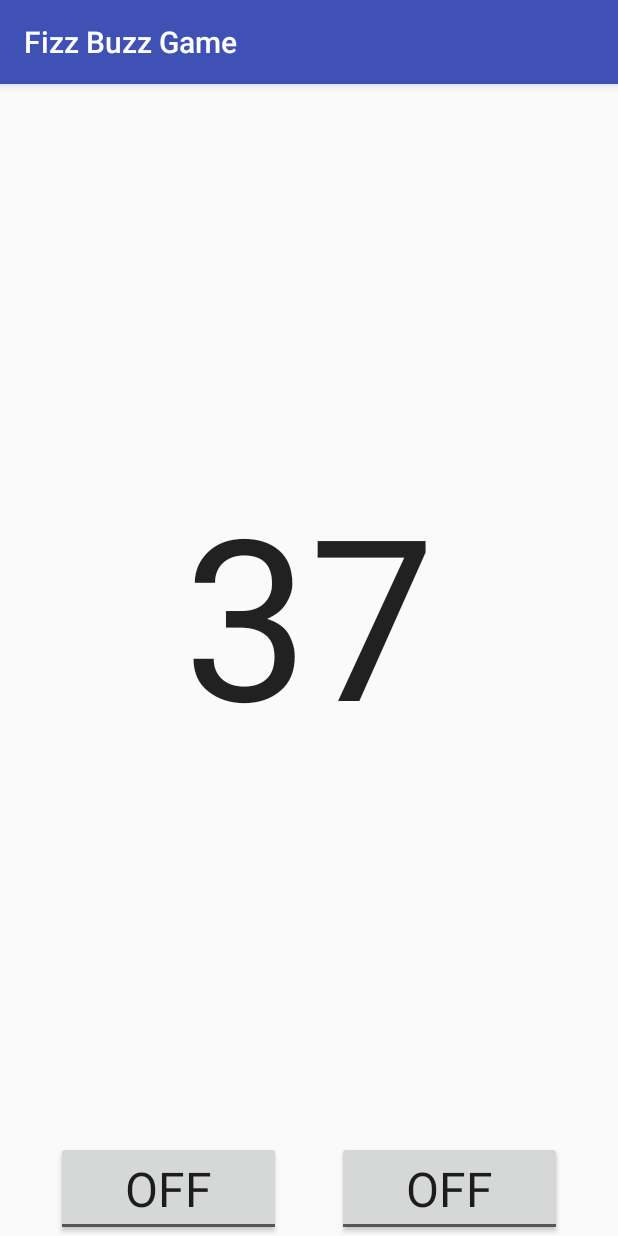
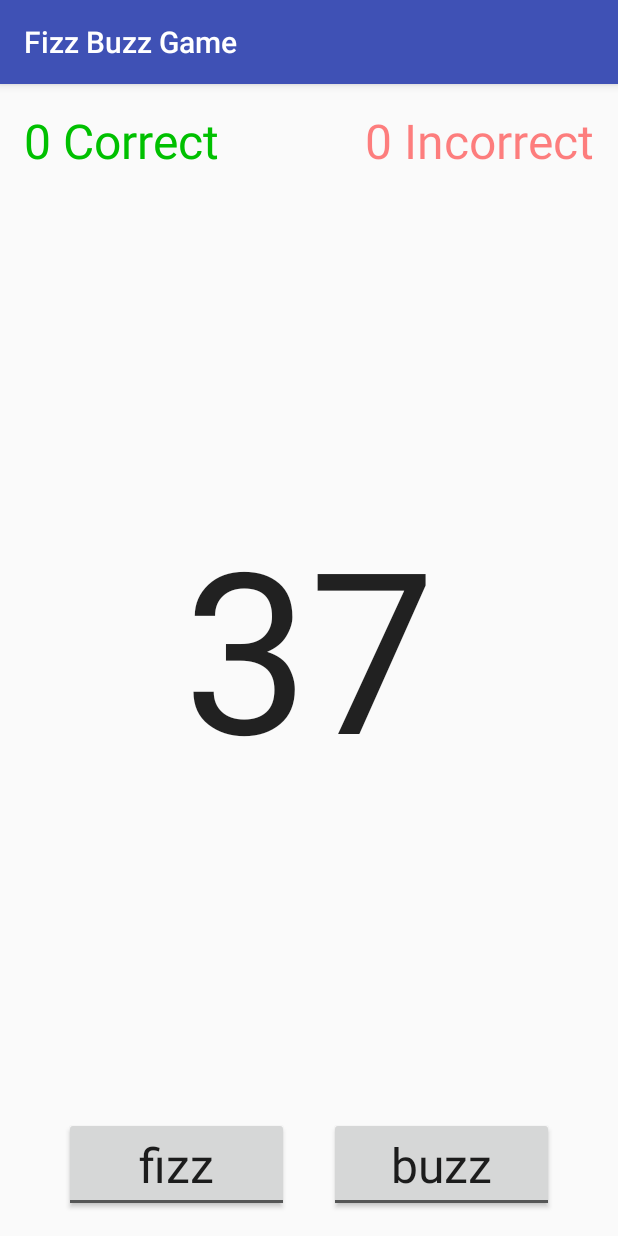
Before and after one commit to alprael/FizzBuzzGame, an Android app: the screen it shows after launch (MainActivity), on a phone screen of 412 x 824 dp. Run offline under Robolectric (Android 15) with nearby library versions, the phone set to English and light mode, and no system bars.

Commit message:
Commit that includes correct and incorrect tallys to the app

```diff
--- a/app/src/main/java/edu/cnm/deepdive/fizzbuzzgame/MainActivity.java
+++ b/app/src/main/java/edu/cnm/deepdive/fizzbuzzgame/MainActivity.java
@@ -3,6 +3,7 @@ package edu.cnm.deepdive.fizzbuzzgame;
 import android.support.v7.app.AppCompatActivity;
 import android.os.Bundle;
 import android.widget.TextView;
+import android.widget.ToggleButton;
 import java.util.Random;
 import java.util.Timer;
 import java.util.TimerTask;
@@ -15,12 +16,20 @@ public class MainActivity extends AppCompatActivity {
   private int value;
   private int correct;
   private int incorrect;
+  private ToggleButton fizzToggle;
+  private ToggleButton buzzToggle;
+  private TextView correctTally;
+  private TextView incorrectTally;
 
   @Override
   protected void onCreate(Bundle savedInstanceState) {
     super.onCreate(savedInstanceState);
     setContentView(R.layout.activity_main);
     valueDisplay = findViewById(R.id.value_display);
+    fizzToggle = findViewById(R.id.Fizz_toggle);
+    buzzToggle = findViewById(R.id.Buzz_toggle);
+    correctTally = findViewById(R.id.correct_tally);
+    incorrectTally = findViewById(R.id.incorrect_tally);
     rng = new Random();
   }
 
@@ -39,8 +48,22 @@ public class MainActivity extends AppCompatActivity {
   }
 
   private void refresh() {
-      value = rng.nextInt(100) + 1;
-      valueDisplay.setText(Integer.toString(value));
+    if (value != 0) {
+      if (
+          ((value % 3 == 0) == fizzToggle.isChecked())
+        && ((value % 5 == 0) == buzzToggle.isChecked())) {
+        correct++;
+      } else {
+        incorrect++;
+      }
+    }
+    correctTally.setText(getString(R.string.correct_tally_format, correct));
+    incorrectTally.setText(getString(R.string.incorrect_tally_format, incorrect));
+    value = rng.nextInt(100) + 1;
+    valueDisplay.setText(Integer.toString(value));
+    fizzToggle.setChecked(false);
+    buzzToggle.setChecked(false);
+
     }
 
     private class UpdateTask extends TimerTask {
--- a/app/src/main/res/layout/activity_main.xml
+++ b/app/src/main/res/layout/activity_main.xml
@@ -5,7 +5,23 @@
   xmlns:tools="http://schemas.android.com/tools"
   android:layout_width="match_parent"
   android:layout_height="match_parent"
+  android:padding="@dimen/layout_padding"
   tools:context=".MainActivity">
+
+  <TextView
+    android:id="@+id/correct_tally"
+    android:layout_width="wrap_content"
+    android:layout_height="wrap_content"
+    style="@style/CorrectTally"
+    app:layout_constraintTop_toTopOf="parent"
+    app:layout_constraintLeft_toLeftOf="parent"/>
+  <TextView
+    android:id="@+id/incorrect_tally"
+    android:layout_width="wrap_content"
+    android:layout_height="wrap_content"
+    style="@style/IncorrectTally"
+    app:layout_constraintTop_toTopOf="parent"
+    app:layout_constraintRight_toRightOf="parent"/>
 
   <TextView
     android:id="@+id/value_display"
@@ -15,11 +31,13 @@
     app:layout_constraintBottom_toTopOf="@+id/Fizz_toggle"
     app:layout_constraintLeft_toLeftOf="parent"
     app:layout_constraintRight_toRightOf="parent"
-    app:layout_constraintTop_toTopOf="parent"/>
+    app:layout_constraintTop_toBottomOf="@id/correct_tally"/>
 
   <ToggleButton
     android:id="@+id/Fizz_toggle"
     android:layout_height="wrap_content"
+    android:textOff="@string/fizz_off"
+    android:textOn="@string/fizz_on"
     style="@style/FizzBuzzToggle"
     app:layout_constraintLeft_toLeftOf="parent"
     app:layout_constraintBottom_toBottomOf="parent"
@@ -28,6 +46,8 @@
   <ToggleButton
     android:id="@+id/Buzz_toggle"
     android:layout_height="wrap_content"
+    android:textOff="@string/buzz_off"
+    android:textOn="@string/buzz_on"
     style="@style/FizzBuzzToggle"
     app:layout_constraintLeft_toRightOf="@+id/Fizz_toggle"
     app:layout_constraintRight_toRightOf="parent"
--- /dev/null
+++ b/app/src/main/res/values/dimens.xml
@@ -0,0 +1,4 @@
+<?xml version="1.0" encoding="utf-8"?>
+<resources>
+  <dimen name="layout_padding">16dp</dimen>
+</resources>
--- a/app/src/main/res/values/strings.xml
+++ b/app/src/main/res/values/strings.xml
@@ -1,3 +1,9 @@
 <resources>
   <string name="app_name">Fizz Buzz Game</string>
+  <string name="fizz_off">fizz</string>
+  <string name="fizz_on">FIZZ!</string>
+  <string name="buzz_off">buzz</string>
+  <string name="buzz_on">BUZZ!</string>
+  <string name="correct_tally_format">%d Correct</string>
+  <string name="incorrect_tally_format">%d Incorrect</string>
 </resources>
--- a/app/src/main/res/values/styles.xml
+++ b/app/src/main/res/values/styles.xml
@@ -14,5 +14,13 @@
     <item name="android:textSize">32sp</item>
     <item name="android:layout_width">150dp</item>
   </style>
-
+  <style name="Tally" parent="AppTheme">
+    <item name="android:textSize">32sp</item>
+  </style>
+  <style name="CorrectTally" parent="Tally">
+    <item name="android:textColor">#00c000</item>
+  </style>
+  <style name="IncorrectTally" parent="Tally">
+    <item name="android:textColor">#80ff0000</item>
+  </style>
 </resources>
```
